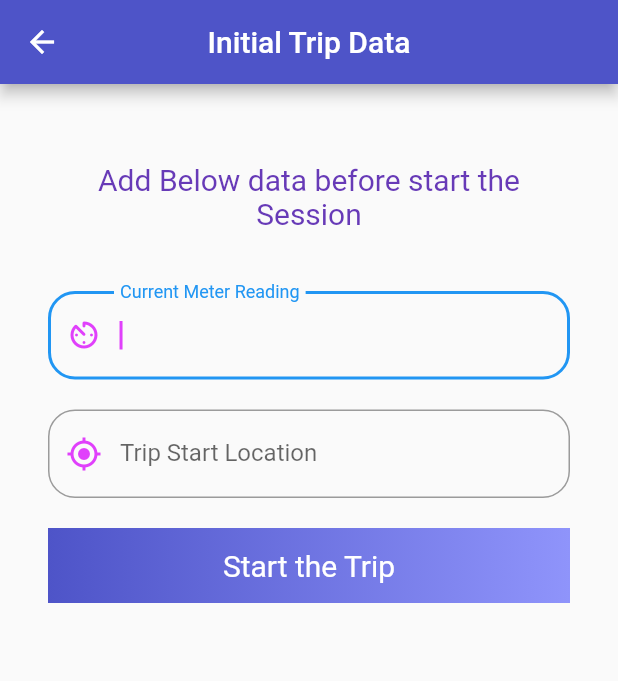
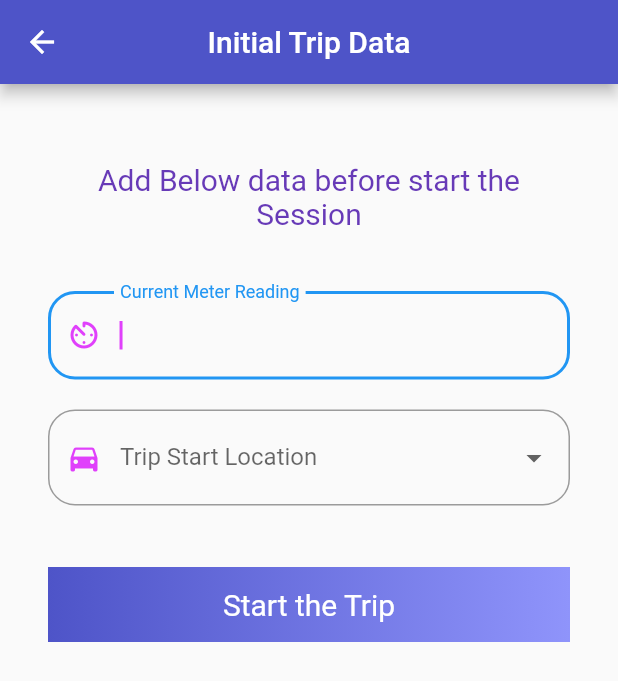
Before and after one commit to anushkadeshan/new_field_visit_app, a Flutter app: the StartTrip screen opened directly, on a phone screen of 412 x 824 dp. Shown: the top 681 px of the screen. Run offline on Flutter 3.47's test engine with Material 2 defaults, Android fonts, the phone set to English and light mode, and no system bars; our stand-ins replace animated_text_kit, badges, connectivity, flutter_icons, flutter_speed_dial, flutter_spinkit and 10 more; missing offline and left inert: animate_icons, geocoder, slide_digital_clock; accounts and stored records are empty; network calls fail.

Commit message:
Add Home and Office Location

```diff
--- a/lib/database/trip_table_helper.dart
+++ b/lib/database/trip_table_helper.dart
@@ -85,8 +85,9 @@ class TripDBHelper{
 
   Future getOfflineTripCount() async {
     Database db = await instance.database;
-    List<Map> list = await db.rawQuery('SELECT * FROM trips');
+    List<Map> list = await db.rawQuery('SELECT * FROM tripsNewTable GROUP BY trip_id');
     int count = list.length;
+    print(count);
     return count;
   }
 
--- a/lib/screens/trip/offline_trips.dart
+++ b/lib/screens/trip/offline_trips.dart
@@ -17,7 +17,6 @@ class _OfflineTripsState extends State<OfflineTrips> {
   bool _loading = false;
   int _sessionCount= 0;
 
-  @override
   void initState() {
     // TODO: implement initState
     setState(() {
@@ -94,6 +93,7 @@ class _OfflineTripsState extends State<OfflineTrips> {
                           }
                           else {
                             print(tripList.length);
+                            print(tripList[index].trip_start_location);
                             return GestureDetector(
                               child: Container(
                                 margin: EdgeInsets.symmetric(
--- a/lib/screens/trip/start_trip.dart
+++ b/lib/screens/trip/start_trip.dart
@@ -23,6 +23,7 @@ class _StartTripState extends State<StartTrip> {
   String _error;
   bool is_loading = false;
   bool _is_saving = false;
+  bool _other_field = false;
 
   LocationData _location;
 
@@ -33,6 +34,12 @@ class _StartTripState extends State<StartTrip> {
   final _formKey = GlobalKey<FormState>();
   String _start_meter_reading = '';
   String _trip_start_location = '';
+
+  final List<String> _locations = [
+    'Office',
+    'Home',
+    'Other',
+  ];
 
   void initState() {
     // TODO: implement initState
@@ -223,19 +230,13 @@ class _StartTripState extends State<StartTrip> {
                     ),
                   ),
                   SizedBox(height: 20.0,),
-                  TextFormField(
-                    autofocus: true,
-                    cursorColor: Colors.purpleAccent,
-                    keyboardType: TextInputType.text,
-                    style: TextStyle(color: Colors.purpleAccent),
-                    validator: (val) => val.isEmpty ? 'Enter Trip Start Location' : null,
-                    onChanged: (val) {
-                      setState(() => _trip_start_location = val);
-                    },
+                  DropdownButtonFormField(
+                    isExpanded: true,
+                    style: TextStyle(color: Colors.purpleAccent, fontSize: 15.0),
                     decoration: new InputDecoration(
                       errorStyle: TextStyle(color: Colors.red[200]),
                       prefixIcon: Icon(
-                        Icons.my_location,
+                        Icons.directions_car,
                         color: Colors.purpleAccent,
                       ),
                       labelText: "Trip Start Location",
@@ -247,7 +248,50 @@ class _StartTripState extends State<StartTrip> {
                       ),
                       //fillColor: Colors.green
                     ),
+                    items: _locations.map((String myPurpose) {
+                      return DropdownMenuItem(
+                        value: myPurpose,
+                        child: Text('$myPurpose'),
+                      );
+                    }).toList(),
+                    validator: (val) => val ==null ? 'Select Trip Start Location' : null,
+                    onChanged: (val) {
+                      if(val=='Other'){
+                        setState(() => _other_field = true);
+                      }
+                      else{
+                        _other_field = false;
+                        setState(() => _trip_start_location = val);
+                      }
+                    },
                   ),
+                  SizedBox(height: 20.0),
+                  _other_field == true ?
+                  TextFormField(
+                    autofocus: true,
+                    cursorColor: Colors.purpleAccent,
+                    keyboardType: TextInputType.text,
+                    style: TextStyle(color: Colors.purpleAccent),
+                    validator: (val) => val.isEmpty ? 'This field is required' : null,
+                    onChanged: (val) {
+                      setState(() => _trip_start_location = val);
+                    },
+                    decoration: new InputDecoration(
+                      errorStyle: TextStyle(color: Colors.red[200]),
+                      prefixIcon: Icon(
+                        Icons.directions_car,
+                        color: Colors.purpleAccent,
+                      ),
+                      labelText: "Specify Location",
+                      fillColor: Colors.white,
+                      border: new OutlineInputBorder(
+                        borderRadius: new BorderRadius.circular(18.0),
+                        borderSide: new BorderSide(
+                        ),
+                      ),
+                      //fillColor: Colors.green
+                    ),
+                  ) : SizedBox(height: 1.0),
                   SizedBox(height: 20,),
                   InkWell(
                     child: Container(
@@ -295,7 +339,6 @@ class _StartTripState extends State<StartTrip> {
     else{
       return Container(
         color: Colors.white,
-
         child: Align(
           alignment: Alignment.center,
           child: SpinKitFadingCube(
--- a/pubspec.yaml
+++ b/pubspec.yaml
@@ -54,6 +54,7 @@ dependencies:
   flutter_svg: ^0.19.3
   image_picker: ^0.6.7+22
   slide_digital_clock: ^1.0.0
+  settings_ui: ^0.6.0
 
 dev_dependencies:
   flutter_test:
```
Also changed, not shown: lib/api/callApi.dart (+48 -0 lines), lib/screens/home.dart (+16 -3 lines), lib/screens/settings.dart (added, +218 -0 lines), lib/screens/trip/trip_running.dart (+61 -17 lines), assets/images/settings.png (added), pubspec.lock.
